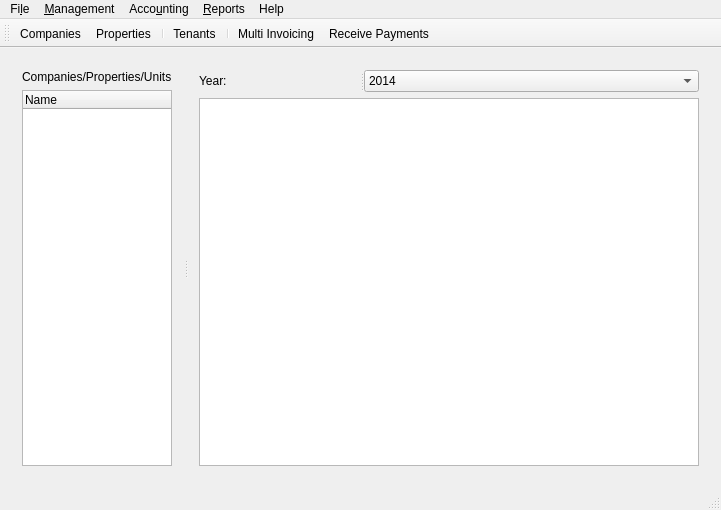
Above: rentmanager/rentmanagermainwindow.ui from jayjay-w/rentman before the change. Below: the same form after it.
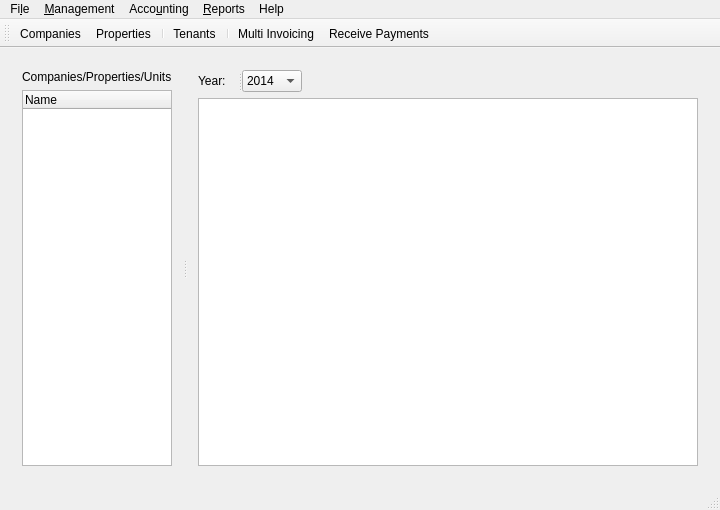
That is the form after the change. Icons and pictures are not drawn.

The edit to the form file:
```diff
--- a/rentmanager/rentmanagermainwindow.ui
+++ b/rentmanager/rentmanagermainwindow.ui
@@ -21,18 +21,9 @@
    <layout class="QVBoxLayout" name="verticalLayout_3">
     <item>
      <widget class="QSplitter" name="splitter_2">
-      <property name="midLineWidth">
-       <number>1</number>
-      </property>
       <property name="orientation">
        <enum>Qt::Horizontal</enum>
       </property>
-      <property name="opaqueResize">
-       <bool>false</bool>
-      </property>
-      <property name="handleWidth">
-       <number>5</number>
-      </property>
       <widget class="QWidget" name="layoutWidget">
        <layout class="QVBoxLayout" name="verticalLayout">
         <item>
@@ -65,7 +56,7 @@
         </item>
        </layout>
       </widget>
-      <widget class="QWidget" name="layoutWidget">
+      <widget class="QWidget" name="">
        <layout class="QVBoxLayout" name="verticalLayout_2">
         <item>
          <widget class="QSplitter" name="splitter">
@@ -73,11 +64,35 @@
            <enum>Qt::Horizontal</enum>
           </property>
           <widget class="QLabel" name="label_2">
+           <property name="maximumSize">
+            <size>
+             <width>40</width>
+             <height>16777215</height>
+            </size>
+           </property>
            <property name="text">
             <string>Year:</string>
            </property>
           </widget>
           <widget class="QComboBox" name="cboYear">
+           <property name="sizePolicy">
+            <sizepolicy hsizetype="Expanding" vsizetype="Fixed">
+             <horstretch>0</horstretch>
+             <verstretch>0</verstretch>
+            </sizepolicy>
+           </property>
+           <property name="minimumSize">
+            <size>
+             <width>0</width>
+             <height>0</height>
+            </size>
+           </property>
+           <property name="maximumSize">
+            <size>
+             <width>60</width>
+             <height>16777215</height>
+            </size>
+           </property>
            <item>
             <property name="text">
              <string>2014</string>
```
